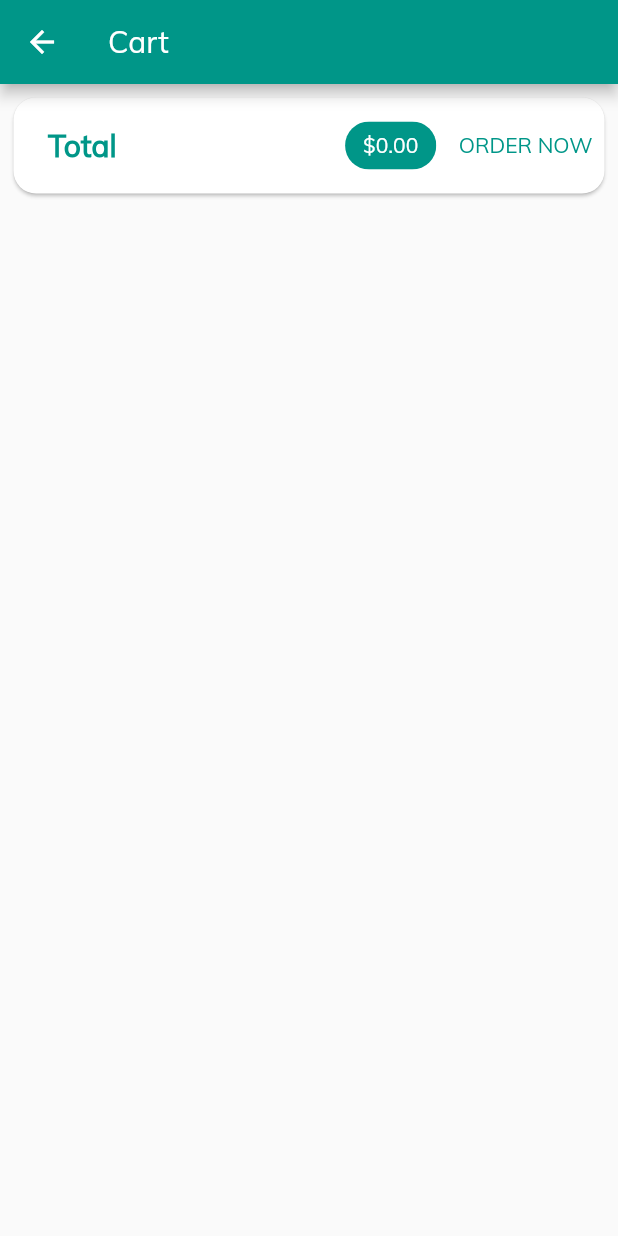
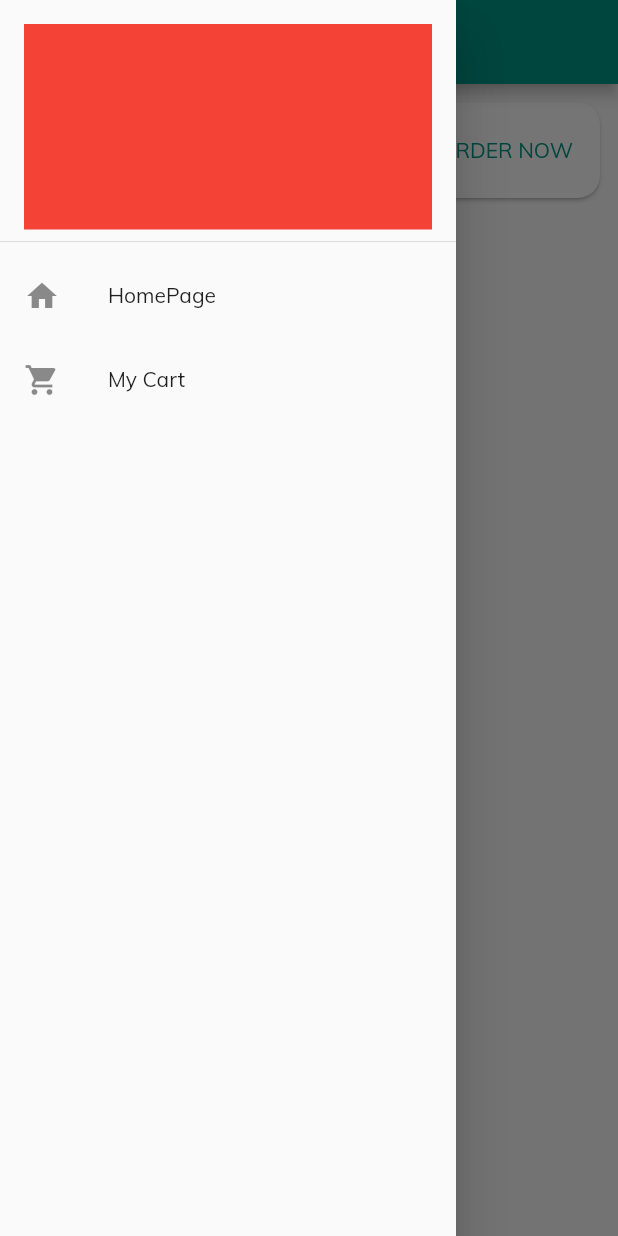
Before and after one commit to ashishs07/shop, a Flutter app: the CartScreen screen opened by its route, with the side drawer open (before the commit the screen has no drawer), on a phone screen of 412 x 824 dp. Run offline on Flutter 3.47's test engine with Material 2 defaults, Android fonts, the phone set to English and light mode, and no system bars; network calls fail.

Commit message:
Drawer -F , Order -P

```diff
--- /dev/null
+++ b/lib/providers/orders_provider.dart
@@ -0,0 +1,39 @@
+import 'package:flutter/material.dart';
+
+import '../models/cart.dart';
+
+class OrderItem {
+  final String id;
+  final double totalAmount;
+  final List<CartItem> cartItems;
+  final DateTime date;
+
+  OrderItem({
+    @required this.id,
+    @required this.totalAmount,
+    @required this.cartItems,
+    @required this.date,
+  });
+}
+
+class OrderProvider with ChangeNotifier {
+  List<OrderItem> _orders = [];
+
+  List<OrderItem> get orders {
+    return [..._orders];
+  }
+
+  void addOrder(double totalAmount, List<CartItem> cartItems) {
+    if (totalAmount != 0.0) {
+      _orders.insert(
+        0,
+        OrderItem(
+            id: DateTime.now().toString(),
+            totalAmount: totalAmount,
+            cartItems: cartItems,
+            date: DateTime.now()),
+      );
+    }
+    notifyListeners();
+  }
+}
--- a/lib/screens/cart_screen.dart
+++ b/lib/screens/cart_screen.dart
@@ -5,18 +5,24 @@ import '../providers/cart_provider.dart';
 
 import '../widgets/cart_top.dart';
 import '../widgets/cart_item.dart';
+import '../widgets/drawer_global.dart';
 
 class CartScreen extends StatelessWidget {
+  static const routeName = '/cart';
+  static const pageName = 'My Cart';
+  static const pageIcon = Icons.shopping_cart;
+
   @override
   Widget build(BuildContext context) {
-    final cartData = Provider.of<CartProvider>(context, listen: false);
+    final cartData = Provider.of<CartProvider>(context);
     final cart = cartData.cartItemsList;
     return Scaffold(
       appBar: AppBar(
-        title: Text('Cart'),
+        title: Text(pageName),
       ),
+      drawer: DrawerGlobal(),
       body: Padding(
-        padding: const EdgeInsets.all(5.0),
+        padding: const EdgeInsets.all(8.0),
         child: Column(
           children: <Widget>[
             CartTopCard(
@@ -26,6 +32,7 @@ class CartScreen extends StatelessWidget {
             Expanded(
               child: ListView.builder(
                 itemBuilder: (ctx, index) => CartItemWidget(
+                  cartData.cartItems.keys.toList()[index],
                   cart[index].title,
                   cart[index].imageUrl,
                   cart[index].price,
--- a/lib/widgets/cart_top.dart
+++ b/lib/widgets/cart_top.dart
@@ -1,4 +1,8 @@
 import 'package:flutter/material.dart';
+import 'package:provider/provider.dart';
+
+import '../providers/cart_provider.dart';
+import '../providers/orders_provider.dart';
 
 class CartTopCard extends StatelessWidget {
   final int totalQuantity;
@@ -8,15 +12,14 @@ class CartTopCard extends StatelessWidget {
 
   @override
   Widget build(BuildContext context) {
+    final cartData = Provider.of<CartProvider>(context);
     return Card(
       shape: RoundedRectangleBorder(borderRadius: BorderRadius.circular(15)),
       child: Padding(
         padding: const EdgeInsets.all(8.0),
         child: Row(
           children: <Widget>[
-            SizedBox(
-              width: 15,
-            ),
+            SizedBox(width: 1),
             Text(
               'Total',
               style: TextStyle(
@@ -25,16 +28,7 @@ class CartTopCard extends StatelessWidget {
                   color: Theme.of(context).primaryColor),
             ),
             Spacer(),
-            /* Chip(
-              label: Text(
-                totalQuantity.toString(),
-                style: TextStyle(color: Colors.white),
-              ),
-              backgroundColor: Theme.of(context).primaryColor,
-            ), */
-            SizedBox(
-              width: 15,
-            ),
+            SizedBox(width: 15),
             Chip(
               label: Text(
                 '\$${totalAmount.toStringAsFixed(2)}',
@@ -42,13 +36,19 @@ class CartTopCard extends StatelessWidget {
               ),
               backgroundColor: Theme.of(context).primaryColor,
             ),
-            SizedBox(
-              width: 15,
+            SizedBox(width: 10),
+            FlatButton(
+              padding: const EdgeInsets.all(10),
+              child: Text(
+                'ORDER NOW',
+                style: TextStyle(color: Theme.of(context).primaryColor),
+              ),
+              onPressed: () {
+                Provider.of<OrderProvider>(context, listen: false)
+                    .addOrder(totalAmount, cartData.cartItemsList);
+                cartData.clearCart();
+              },
             ),
-            Text(
-              'ORDER NOW',
-              style: TextStyle(color: Theme.of(context).primaryColor),
-            )
           ],
         ),
       ),
--- /dev/null
+++ b/lib/widgets/drawer_global.dart
@@ -0,0 +1,33 @@
+import 'package:flutter/material.dart';
+
+import '../screens/product_overview_screen.dart';
+import '../screens/cart_screen.dart';
+
+class DrawerGlobal extends StatelessWidget {
+  @override
+  Widget build(BuildContext context) {
+    return Drawer(
+      child: Column(
+        children: <Widget>[
+          DrawerHeader(
+            child: Container(
+              color: Colors.red,
+            ),
+          ),
+          ListTile(
+            leading: Icon(ProductOverViewScreen.pageIcon),
+            title: Text(ProductOverViewScreen.pageName),
+            onTap: () => Navigator.of(context)
+                .pushReplacementNamed(ProductOverViewScreen.routeName),
+          ),
+          ListTile(
+            leading: Icon(CartScreen.pageIcon),
+            title: Text(CartScreen.pageName),
+            onTap: () => Navigator.of(context)
+                .pushReplacementNamed(CartScreen.routeName),
+          ),
+        ],
+      ),
+    );
+  }
+}
```
Also changed, not shown: lib/main.dart (+7 -3 lines), lib/providers/cart_provider.dart (+10 -0 lines), lib/screens/product_overview_screen.dart (+9 -2 lines), lib/widgets/cart_item.dart (+84 -18 lines), lib/widgets/product_item.dart (+28 -24 lines).
